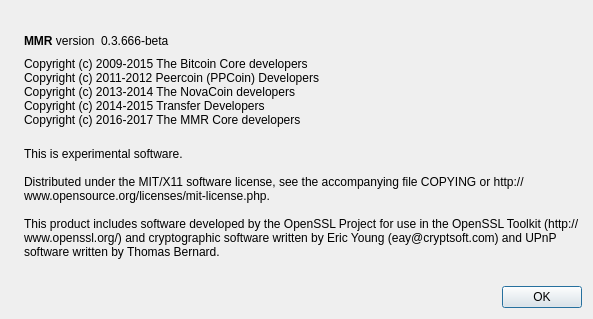
Before: the Qt Designer form src/qt/forms/aboutdialog.ui in MinuteManReserve/mmr-core, drawn with Qt 5.
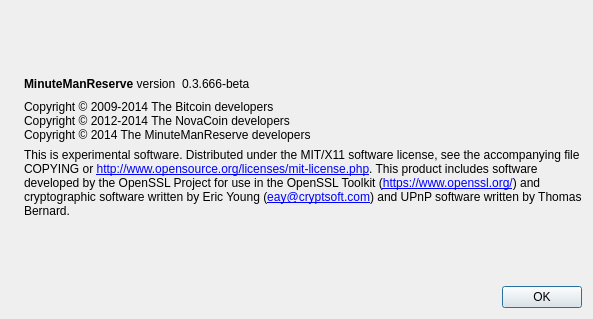
After: the same form once the commit is applied. Icons and pictures are not drawn.

Diff of the .ui file:
```diff
--- a/src/qt/forms/aboutdialog.ui
+++ b/src/qt/forms/aboutdialog.ui
@@ -50,7 +50,7 @@
           <cursorShape>IBeamCursor</cursorShape>
          </property>
          <property name="text">
-          <string>&lt;b&gt;MMR&lt;/b&gt; version</string>
+          <string>&lt;b&gt;MinuteManReserve&lt;/b&gt; version</string>
          </property>
          <property name="textInteractionFlags">
           <set>Qt::LinksAccessibleByMouse|Qt::TextSelectableByKeyboard|Qt::TextSelectableByMouse</set>
@@ -91,11 +91,9 @@
         <cursorShape>IBeamCursor</cursorShape>
        </property>
        <property name="text">
-        <string>Copyright (c) 2009-2015 The Bitcoin Core developers
-Copyright (c) 2011-2012 Peercoin (PPCoin) Developers
-Copyright (c) 2013-2014 The NovaCoin developers
-Copyright (c) 2014-2015 Transfer Developers
-Copyright (c) 2016-2017 The MMR Core developers</string>
+        <string>Copyright © 2009-2014 The Bitcoin developers
+Copyright © 2012-2014 The NovaCoin developers
+Copyright © 2014 The MinuteManReserve developers</string>
        </property>
        <property name="textInteractionFlags">
         <set>Qt::LinksAccessibleByMouse|Qt::TextSelectableByKeyboard|Qt::TextSelectableByMouse</set>
@@ -111,9 +109,12 @@
         <string>
 This is experimental software.
 
-Distributed under the MIT/X11 software license, see the accompanying file COPYING or http://www.opensource.org/licenses/mit-license.php.
+Distributed under the MIT/X11 software license, see the accompanying file COPYING or &lt;a href=&quot;http://www.opensource.org/licenses/mit-license.php&quot;&gt;http://www.opensource.org/licenses/mit-license.php&lt;/a&gt;.
 
-This product includes software developed by the OpenSSL Project for use in the OpenSSL Toolkit (http://www.openssl.org/) and cryptographic software written by Eric Young (eay@cryptsoft.com) and UPnP software written by Thomas Bernard.</string>
+This product includes software developed by the OpenSSL Project for use in the OpenSSL Toolkit (&lt;a href=&quot;https://www.openssl.org/&quot;&gt;https://www.openssl.org/&lt;/a&gt;) and cryptographic software written by Eric Young (&lt;a href=&quot;mailto:eay@cryptsoft.com&quot;&gt;eay@cryptsoft.com&lt;/a&gt;) and UPnP software written by Thomas Bernard.</string>
+       </property>
+       <property name="textFormat">
+        <enum>Qt::RichText</enum>
        </property>
        <property name="wordWrap">
         <bool>true</bool>
```
Left out of the diff: 2 changed lines with no effect on the pictures.
